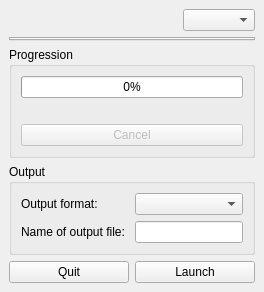
Guts/DicoGIS, file dicogis/ui/mw_dicogis.ui: the form before one commit.
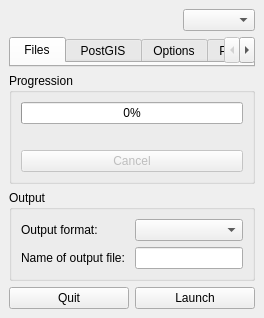
The form after the commit. Custom widgets are drawn as their Qt base class.

Commit message:
refactor(gui): declare the notebook tabs in the main window .ui file
The five tab pages were instantiated in Python and added to tab_main with addTab(). They're now promoted widgets (TabFiles, TabDatabaseServer, TabSettings, TabPublish, TabCredits) in mw_dicogis.ui, in the same order and under the same attribute names, so the main window structure shows in Qt Designer. Their titles are still set by retranslate_ui().

AI-Level: 7 (human specced, bots coded)
AI-Model: claude-opus-5-5
Claude-Session: https://claude.ai/code/session_01JU5btUwZzifftD7EZAPiYj

Patch:
```diff
--- a/dicogis/ui/mw_dicogis.ui
+++ b/dicogis/ui/mw_dicogis.ui
@@ -35,7 +35,33 @@
      </layout>
     </item>
     <item row="1" column="1">
-     <widget class="QTabWidget" name="tab_main"/>
+     <widget class="QTabWidget" name="tab_main">
+      <widget class="TabFiles" name="wdg_tab_files">
+       <attribute name="title">
+        <string> Files </string>
+       </attribute>
+      </widget>
+      <widget class="TabDatabaseServer" name="wdg_tab_database">
+       <attribute name="title">
+        <string> PostGIS </string>
+       </attribute>
+      </widget>
+      <widget class="TabSettings" name="wdg_tab_settings">
+       <attribute name="title">
+        <string>Options</string>
+       </attribute>
+      </widget>
+      <widget class="TabPublish" name="wdg_tab_publish">
+       <attribute name="title">
+        <string>Publish</string>
+       </attribute>
+      </widget>
+      <widget class="TabCredits" name="wdg_tab_credits">
+       <attribute name="title">
+        <string>Credits</string>
+       </attribute>
+      </widget>
+     </widget>
     </item>
     <item row="2" column="1">
      <widget class="QGroupBox" name="grp_progress">
@@ -129,6 +155,33 @@
    </layout>
   </widget>
  </widget>
+ <customwidgets>
+  <customwidget>
+   <class>TabFiles</class>
+   <extends>QWidget</extends>
+   <header>dicogis.ui.wdg_tab_files</header>
+  </customwidget>
+  <customwidget>
+   <class>TabDatabaseServer</class>
+   <extends>QWidget</extends>
+   <header>dicogis.ui.wdg_tab_database</header>
+  </customwidget>
+  <customwidget>
+   <class>TabSettings</class>
+   <extends>QWidget</extends>
+   <header>dicogis.ui.wdg_tab_settings</header>
+  </customwidget>
+  <customwidget>
+   <class>TabPublish</class>
+   <extends>QWidget</extends>
+   <header>dicogis.ui.wdg_tab_publish</header>
+  </customwidget>
+  <customwidget>
+   <class>TabCredits</class>
+   <extends>QWidget</extends>
+   <header>dicogis.ui.wdg_tab_credits</header>
+  </customwidget>
+ </customwidgets>
  <resources/>
  <connections/>
 </ui>
```
The commit also changes 1 other file.
